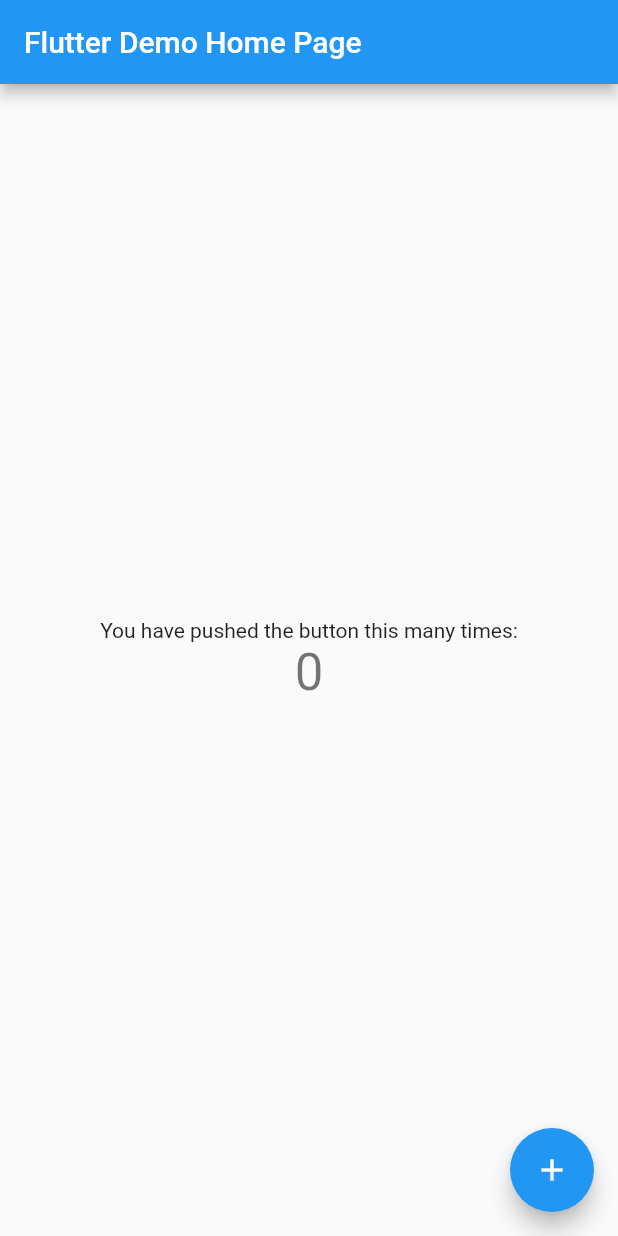
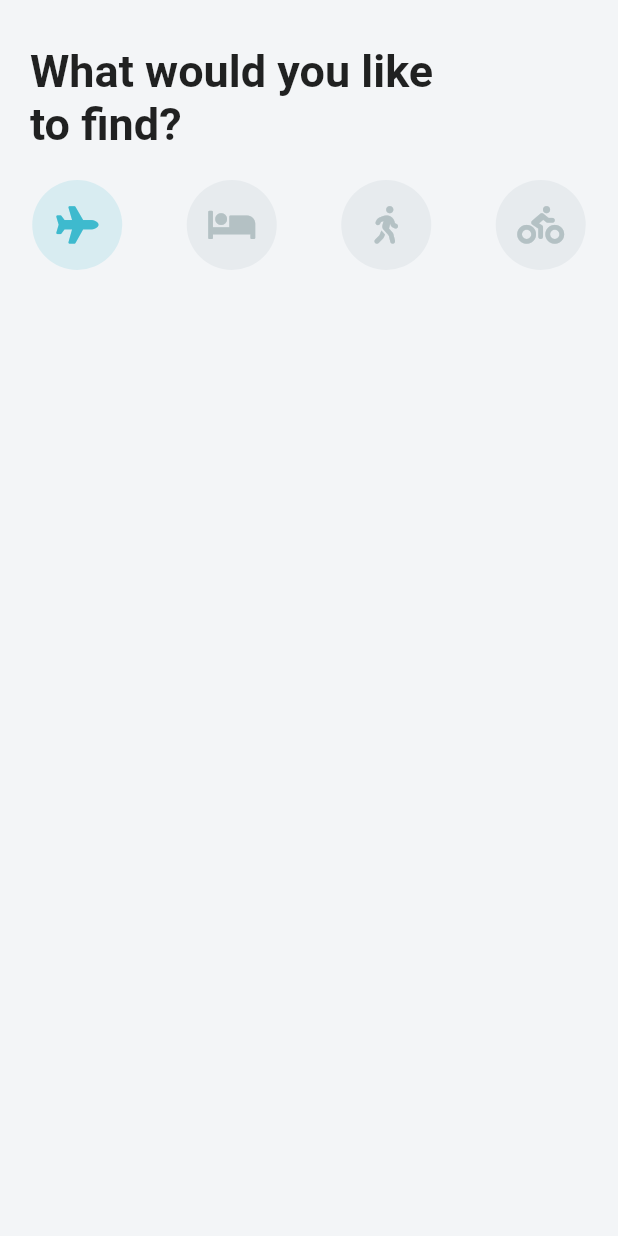
Before and after one commit to TheCosmicSpace/flutter-app, a Flutter app: the screen it shows after launch, on a phone screen of 412 x 824 dp. Run offline on Flutter 3.47's test engine with Material 2 defaults, Android fonts, the phone set to English and light mode, and no system bars; our stand-ins replace font_awesome_flutter.

Commit message:
add root screen

```diff
--- a/lib/main.dart
+++ b/lib/main.dart
@@ -1,117 +1,23 @@
 import 'package:flutter/material.dart';
+import 'package:flutter_app/screens/home_screen.dart';
 
-void main() {
-  runApp(MyApp());
-}
+void main() => runApp(MyApp());
 
 class MyApp extends StatelessWidget {
   // This widget is the root of your application.
   @override
   Widget build(BuildContext context) {
-    return MaterialApp(
-      title: 'Flutter Demo',
-      theme: ThemeData(
-        // This is the theme of your application.
-        //
-        // Try running your application with "flutter run". You'll see the
-        // application has a blue toolbar. Then, without quitting the app, try
-        // changing the primarySwatch below to Colors.green and then invoke
-        // "hot reload" (press "r" in the console where you ran "flutter run",
-        // or simply save your changes to "hot reload" in a Flutter IDE).
-        // Notice that the counter didn't reset back to zero; the application
-        // is not restarted.
-        primarySwatch: Colors.blue,
-        // This makes the visual density adapt to the platform that you run
-        // the app on. For desktop platforms, the controls will be smaller and
-        // closer together (more dense) than on mobile platforms.
-        visualDensity: VisualDensity.adaptivePlatformDensity,
+    return Container(
+      child: MaterialApp(
+        title: 'Flutter Travel UI',
+        debugShowCheckedModeBanner: false,
+        theme: ThemeData(
+          primaryColor: Color(0xFF3EBACE),
+          accentColor: Color(0xFFD8ECF1),
+          scaffoldBackgroundColor: Color(0xFFF3F5F7),
+        ),
+        home: HomeScreen(),
       ),
-      home: MyHomePage(title: 'Flutter Demo Home Page'),
     );
   }
 }
-
-class MyHomePage extends StatefulWidget {
-  MyHomePage({Key key, this.title}) : super(key: key);
-
-  // This widget is the home page of your application. It is stateful, meaning
-  // that it has a State object (defined below) that contains fields that affect
-  // how it looks.
-
-  // This class is the configuration for the state. It holds the values (in this
-  // case the title) provided by the parent (in this case the App widget) and
-  // used by the build method of the State. Fields in a Widget subclass are
-  // always marked "final".
-
-  final String title;
-
-  @override
-  _MyHomePageState createState() => _MyHomePageState();
-}
-
-class _MyHomePageState extends State<MyHomePage> {
-  int _counter = 0;
-
-  void _incrementCounter() {
-    setState(() {
-      // This call to setState tells the Flutter framework that something has
-      // changed in this State, which causes it to rerun the build method below
-      // so that the display can reflect the updated values. If we changed
-      // _counter without calling setState(), then the build method would not be
-      // called again, and so nothing would appear to happen.
-      _counter++;
-    });
-  }
-
-  @override
-  Widget build(BuildContext context) {
-    // This method is rerun every time setState is called, for instance as done
-    // by the _incrementCounter method above.
-    //
-    // The Flutter framework has been optimized to make rerunning build methods
-    // fast, so that you can just rebuild anything that needs updating rather
-    // than having to individually change instances of widgets.
-    return Scaffold(
-      appBar: AppBar(
-        // Here we take the value from the MyHomePage object that was created by
-        // the App.build method, and use it to set our appbar title.
-        title: Text(widget.title),
-      ),
-      body: Center(
-        // Center is a layout widget. It takes a single child and positions it
-        // in the middle of the parent.
-        child: Column(
-          // Column is also a layout widget. It takes a list of children and
-          // arranges them vertically. By default, it sizes itself to fit its
-          // children horizontally, and tries to be as tall as its parent.
-          //
-          // Invoke "debug painting" (press "p" in the console, choose the
-          // "Toggle Debug Paint" action from the Flutter Inspector in Android
-          // Studio, or the "Toggle Debug Paint" command in Visual Studio Code)
-          // to see the wireframe for each widget.
-          //
-          // Column has various properties to control how it sizes itself and
-          // how it positions its children. Here we use mainAxisAlignment to
-          // center the children vertically; the main axis here is the vertical
-          // axis because Columns are vertical (the cross axis would be
-          // horizontal).
-          mainAxisAlignment: MainAxisAlignment.center,
-          children: <Widget>[
-            Text(
-              'You have pushed the button this many times:',
-            ),
-            Text(
-              '$_counter',
-              style: Theme.of(context).textTheme.headline4,
-            ),
-          ],
-        ),
-      ),
-      floatingActionButton: FloatingActionButton(
-        onPressed: _incrementCounter,
-        tooltip: 'Increment',
-        child: Icon(Icons.add),
-      ), // This trailing comma makes auto-formatting nicer for build methods.
-    );
-  }
-}
--- /dev/null
+++ b/lib/screens/home_screen.dart
@@ -0,0 +1,76 @@
+import 'package:flutter/material.dart';
+import 'package:font_awesome_flutter/font_awesome_flutter.dart';
+
+class HomeScreen extends StatefulWidget {
+  HomeScreen({Key key}) : super(key: key);
+
+  @override
+  _HomeScreenState createState() => _HomeScreenState();
+}
+
+class _HomeScreenState extends State<HomeScreen> {
+
+  int _selectedIndex = 0;
+
+  List<IconData> _icons = [
+    FontAwesomeIcons.plane,
+    FontAwesomeIcons.bed,
+    FontAwesomeIcons.walking,
+    FontAwesomeIcons.biking,
+  ];
+
+  Widget _buildIcon(int index) {
+    return GestureDetector(
+      onTap: () {
+        setState(() {
+          _selectedIndex = index;
+        });
+      },
+          child: Container(
+        width: 60.0,
+        height: 60.0,
+        decoration: BoxDecoration(
+          color: _selectedIndex == index ? Theme.of(context).accentColor : Color(0xFFE7EBEE),
+          borderRadius: BorderRadius.circular(30.0)
+        ),
+        child: Icon(
+          _icons[index],
+          size: 25.0,
+          color: _selectedIndex == index ? Theme.of(context).primaryColor : Color(0xFFB4C1C4),
+        ),
+      ),
+    );
+  }
+
+  @override
+  Widget build(BuildContext context) {
+    return Scaffold(
+      body: SafeArea(
+        child: ListView(
+          padding: EdgeInsets.symmetric(vertical: 30.0),
+          children: <Widget>[
+            Padding(
+              padding: const EdgeInsets.only(left: 20.0, right: 120.0),
+              child: Text(
+                'What would you like to find?',
+                style: TextStyle(
+                  fontSize: 30.0,
+                  fontWeight: FontWeight.bold
+                ),
+              ),
+            ),
+            SizedBox(height: 20.0),
+            Row(
+              mainAxisAlignment: MainAxisAlignment.spaceAround,
+              children: _icons
+                .asMap()
+                .entries
+                .map((MapEntry map) => _buildIcon(map.key))
+                .toList()
+            )
+          ],
+        )
+      ),
+    );
+  }
+}
```
